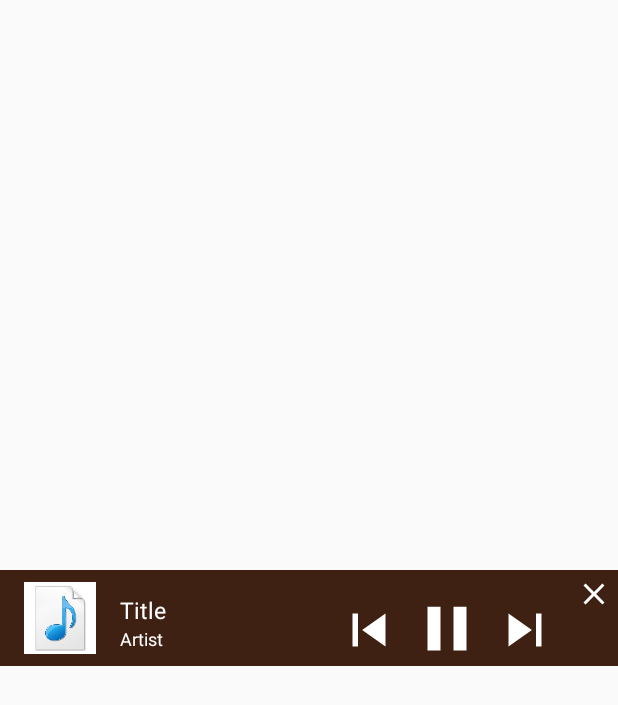
After one commit to escaper423/MusicPlayerApp, an Android app: the layout notification_service.xml on its own in the app's theme, with its tools: preview values and no code run, on a phone screen of 412 x 824 dp. The commit adds this screen. Shown: the top 705 px of the screen. Run offline under Robolectric (Android 15) with nearby library versions, the phone set to English and light mode, and no system bars.

Commit message:
Done : Custom notification (naive implementation)

```diff
--- a/app/build.gradle
+++ b/app/build.gradle
@@ -22,6 +22,7 @@ dependencies {
     implementation fileTree(dir: 'libs', include: ['*.jar'])
     implementation 'com.android.support:appcompat-v7:28.0.0'
     implementation 'com.android.support.constraint:constraint-layout:1.1.3'
+    implementation 'com.android.support:support-media-compat:28.0.0'
     implementation 'com.android.support:support-v4:28.0.0'
     implementation 'android.arch.lifecycle:extensions:1.1.1'
     testImplementation 'junit:junit:4.12'
--- a/app/src/main/AndroidManifest.xml
+++ b/app/src/main/AndroidManifest.xml
@@ -20,7 +20,7 @@
                 <category android:name="android.intent.category.LAUNCHER" />
             </intent-filter>
         </activity>
-
+        <service android:name=".PlayerService" />
 
     </application>
 
--- a/app/src/main/java/com/example/tutorial/Actions.java
+++ b/app/src/main/java/com/example/tutorial/Actions.java
@@ -6,4 +6,5 @@ public class Actions {
     public static final String ACTION_PAUSE = "com.example.tutorial.pause";
     public static final String ACTION_RESUME = "com.example.tutorial.resume";
     public static final String ACTION_NEXT = "com.example.tutorial.next";
+    public static final String ACTION_END = "com.example.tutorial.end";
 }
--- /dev/null
+++ b/app/src/main/res/drawable/ic_close_black_24dp.xml
@@ -0,0 +1,5 @@
+<vector android:height="24dp" android:tint="#FFFFFF"
+    android:viewportHeight="24.0" android:viewportWidth="24.0"
+    android:width="24dp" xmlns:android="http://schemas.android.com/apk/res/android">
+    <path android:fillColor="#FF000000" android:pathData="M19,6.41L17.59,5 12,10.59 6.41,5 5,6.41 10.59,12 5,17.59 6.41,19 12,13.41 17.59,19 19,17.59 13.41,12z"/>
+</vector>
--- a/app/src/main/res/drawable/ic_music_video_black_24dp.xml
+++ b/app/src/main/res/drawable/ic_music_video_black_24dp.xml
@@ -4,6 +4,6 @@
         android:viewportWidth="24.0"
         android:viewportHeight="24.0">
     <path
-        android:fillColor="#FF000000"
+        android:fillColor="#FFFFFFFF"
         android:pathData="M21,3L3,3c-1.1,0 -2,0.9 -2,2v14c0,1.1 0.9,2 2,2h18c1.1,0 2,-0.9 2,-2L23,5c0,-1.1 -0.9,-2 -2,-2zM21,19L3,19L3,5h18v14zM8,15c0,-1.66 1.34,-3 3,-3 0.35,0 0.69,0.07 1,0.18L12,6h5v2h-3v7.03c-0.02,1.64 -1.35,2.97 -3,2.97 -1.66,0 -3,-1.34 -3,-3z"/>
 </vector>
--- /dev/null
+++ b/app/src/main/res/layout/notification_service.xml
@@ -0,0 +1,93 @@
+<?xml version="1.0" encoding="utf-8"?>
+<RelativeLayout xmlns:android="http://schemas.android.com/apk/res/android"
+    xmlns:app="http://schemas.android.com/apk/res-auto"
+    xmlns:tools="http://schemas.android.com/tools"
+    android:layout_width="match_parent"
+    android:layout_height="64dp"
+    android:layout_gravity="center"
+    android:background="@color/colorPrimaryDark"
+    android:orientation="vertical">
+
+    <ImageView
+        android:id="@+id/notification_image"
+        android:layout_width="64dp"
+        android:layout_height="64dp"
+        android:layout_gravity="center"
+        android:layout_marginStart="8dp"
+        android:layout_marginTop="8dp"
+        android:layout_marginBottom="8dp"
+        android:src="@drawable/ic_music_basic" />
+
+    <TextView
+        android:id="@+id/notification_title"
+        android:layout_width="140dp"
+        android:layout_height="wrap_content"
+        android:layout_toEndOf="@id/notification_image"
+        android:layout_marginStart="8dp"
+        android:layout_marginTop="16dp"
+        android:ellipsize="end"
+        android:maxLines="1"
+        android:text="Title"
+        android:textColor="@android:color/white"
+        android:textSize="15sp" />
+
+    <TextView
+        android:id="@+id/notification_artist"
+        android:layout_width="140dp"
+        android:layout_height="wrap_content"
+        android:layout_marginStart="8dp"
+        android:layout_below="@id/notification_title"
+        android:layout_toEndOf="@id/notification_image"
+        android:ellipsize="end"
+        android:maxLines="1"
+        android:text="Artist"
+
+        android:textColor="@android:color/white"
+        android:textSize="12sp" />
+
+    <ImageButton
+        android:id="@+id/notification_prev"
+        android:layout_width="44dp"
+        android:layout_height="44dp"
+        android:layout_marginStart="4dp"
+        android:layout_marginLeft="8dp"
+        android:layout_marginTop="18dp"
+        android:layout_toEndOf="@id/notification_title"
+        android:background="@color/colorPrimaryDark"
+        android:scaleType="fitXY"
+        android:src="@drawable/ic_skip_previous_black_24dp" />
+
+    <ImageButton
+        android:id="@+id/notification_play"
+        android:layout_width="52dp"
+        android:layout_height="52dp"
+        android:layout_marginStart="4dp"
+        android:layout_marginTop="14dp"
+        android:layout_toEndOf="@id/notification_prev"
+        android:background="@color/colorPrimaryDark"
+        android:scaleType="fitXY"
+        android:src="@drawable/ic_pause_black_24dp" />
+
+    <ImageButton
+        android:id="@+id/notification_next"
+        android:layout_width="44dp"
+        android:layout_height="44dp"
+        android:layout_marginLeft="4dp"
+        android:layout_marginTop="18dp"
+        android:layout_toEndOf="@id/notification_play"
+        android:background="@color/colorPrimaryDark"
+        android:scaleType="fitXY"
+        android:src="@drawable/ic_skip_next_black_24dp" />
+
+    <ImageButton
+        android:id="@+id/notification_end"
+        android:layout_width="24dp"
+        android:layout_height="24dp"
+        android:layout_marginRight="4dp"
+        android:layout_marginTop="4dp"
+        android:layout_alignParentRight="true"
+        android:background="@color/colorPrimaryDark"
+        android:scaleType="fitXY"
+        android:src="@drawable/ic_close_black_24dp" />
+
+</RelativeLayout>
```
Also changed, not shown: app/src/main/java/com/example/tutorial/App.java (+17 -1 lines), app/src/main/java/com/example/tutorial/MyBroadcastReceiver.java (added, +12 -0 lines), app/src/main/java/com/example/tutorial/PlayActivity.java (+60 -47 lines), app/src/main/java/com/example/tutorial/PlayerService.java (+47 -19 lines).
